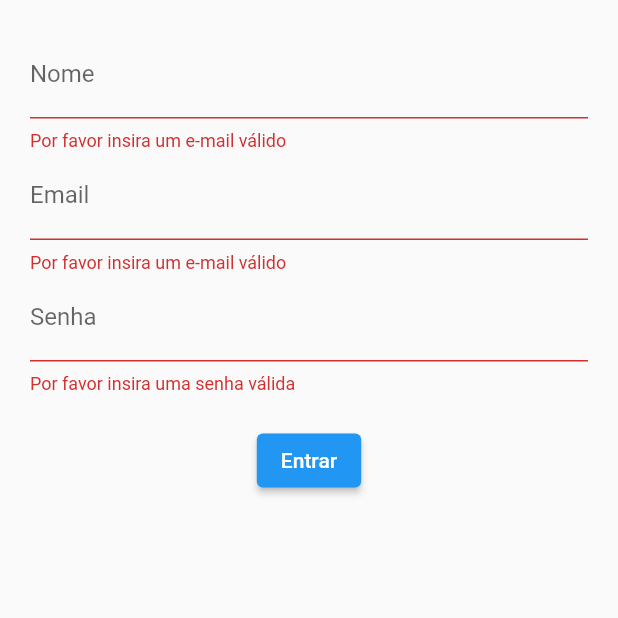
After one commit to fernandoaguiar95/financeinhandflutter, a Flutter app: the RegisterScreen screen opened by its route, after a tap on "Entrar", on a phone screen of 412 x 824 dp, the top half of it. The commit adds this screen. Run offline on Flutter 3.47's test engine with Material 2 defaults, Android fonts, the phone set to English and light mode, and no system bars.

Commit message:
Register User

```diff
--- /dev/null
+++ b/lib/assets/constants.dart
@@ -0,0 +1,12 @@
+class Constants {
+  static Map<String, String> http_urls = {
+    'URL_API': 'http://192.168.3.40/financeinhand/public/api',
+  };
+  /* static Map<String, String> http_urls = {
+    'URL_API': 'http://192.168.0.98/financeinhand/public/api',
+  }; */
+
+  Map<String, String> headers_api = {
+    'Accept': 'application/json',
+  };
+}
--- /dev/null
+++ b/lib/views/register_screen.dart
@@ -0,0 +1,143 @@
+import 'dart:convert';
+
+import 'package:financeinhand/controllers/auth_controller.dart';
+import 'package:financeinhand/views/transactions_list.dart';
+import 'package:flutter/material.dart';
+import 'package:flutter/src/widgets/framework.dart';
+import 'package:flutter/src/widgets/placeholder.dart';
+
+class RegisterScreen extends StatefulWidget {
+  const RegisterScreen({super.key});
+
+  @override
+  State<RegisterScreen> createState() => _RegisterScreenState();
+}
+
+class _RegisterScreenState extends State<RegisterScreen> {
+  final _formKey = GlobalKey<FormState>();
+  final _nameController = TextEditingController();
+  final _emailController = TextEditingController();
+  final _passwordController = TextEditingController();
+
+  final authController = AuthController();
+  //final _loginApi = LoginApi();
+
+  _verifyEmailExists(String email) async {
+    final verifyResponse = await authController.verifiyEmailExists(email);
+
+    final decodeVerifyResponse = jsonDecode(verifyResponse.body);
+
+    if (decodeVerifyResponse['status']) {
+      return true;
+    } else {
+      return false;
+    }
+  }
+
+  _registerUser() async {
+    final response = await authController.registerUser(
+      _nameController.text,
+      _emailController.text,
+      _passwordController.text,
+    );
+
+    final result = jsonDecode(response.body);
+    print(result);
+
+    if (response.statusCode == 200) {
+      Navigator.pushNamed(
+        context,
+        '/transactionslist',
+      );
+    } else {
+      final responseBody = jsonDecode(response.body);
+
+      if (responseBody['errors']) {
+        ScaffoldMessenger.of(context).showSnackBar(
+          SnackBar(
+            content: Text('E-mail já cadastrado!'),
+          ),
+        );
+      }
+    }
+  }
+
+  @override
+  Widget build(BuildContext context) {
+    return Scaffold(
+      body: Form(
+        key: _formKey,
+        child: Padding(
+          padding: const EdgeInsets.all(20),
+          child: Column(
+            children: <Widget>[
+              TextFormField(
+                controller: _nameController,
+                decoration: InputDecoration(labelText: 'Nome'),
+                validator: (value) {
+                  if (value!.isEmpty) {
+                    return 'Por favor insira um e-mail válido';
+                  }
+                  return null;
+                },
+              ),
+              TextFormField(
+                controller: _emailController,
+                decoration: InputDecoration(labelText: 'Email'),
+                validator: (value) {
+                  if (value!.isEmpty) {
+                    return 'Por favor insira um e-mail válido';
+                  }
+                  if (!value.contains('@')) {
+                    return 'Por favor insira um e-mail válido';
+                  }
+                  if (_verifyEmailExists(value)) {
+                    return 'E-mail já cadastrado!';
+                  }
+
+                  return null;
+                },
+              ),
+              TextFormField(
+                controller: _passwordController,
+                decoration: InputDecoration(labelText: 'Senha'),
+                obscureText: true,
+                validator: (value) {
+                  if (value!.isEmpty) {
+                    return 'Por favor insira uma senha válida';
+                  }
+                  if (!hasUppercase(value)) {
+                    return 'A senha deve conter pelo menos uma letra maiúscula';
+                  }
+                  if (!hasSpecialChar(value)) {
+                    return 'A senha deve conter pelo menos um caractere especial';
+                  }
+                  return null;
+                },
+              ),
+              const SizedBox(
+                height: 20,
+              ),
+              ElevatedButton(
+                onPressed: () async {
+                  if (_formKey.currentState!.validate()) {
+                    _registerUser();
+                  }
+                },
+                child: const Text('Entrar'),
+              )
+            ],
+          ),
+        ),
+      ),
+    );
+  }
+}
+
+bool hasUppercase(String value) {
+  return value.contains(RegExp(r'[A-Z]'));
+}
+
+bool hasSpecialChar(String value) {
+  return value.contains(RegExp(r'[!@#\$%^&*(),.?":{}|<>]'));
+}
```
Also changed, not shown: lib/controllers/auth_controller.dart (added, +51 -0 lines), lib/main.dart (+8 -2 lines), lib/views/login_screen.dart (renamed from lib/login_screen.dart, +17 -7 lines), lib/views/transactions_list.dart (added, +16 -0 lines).
